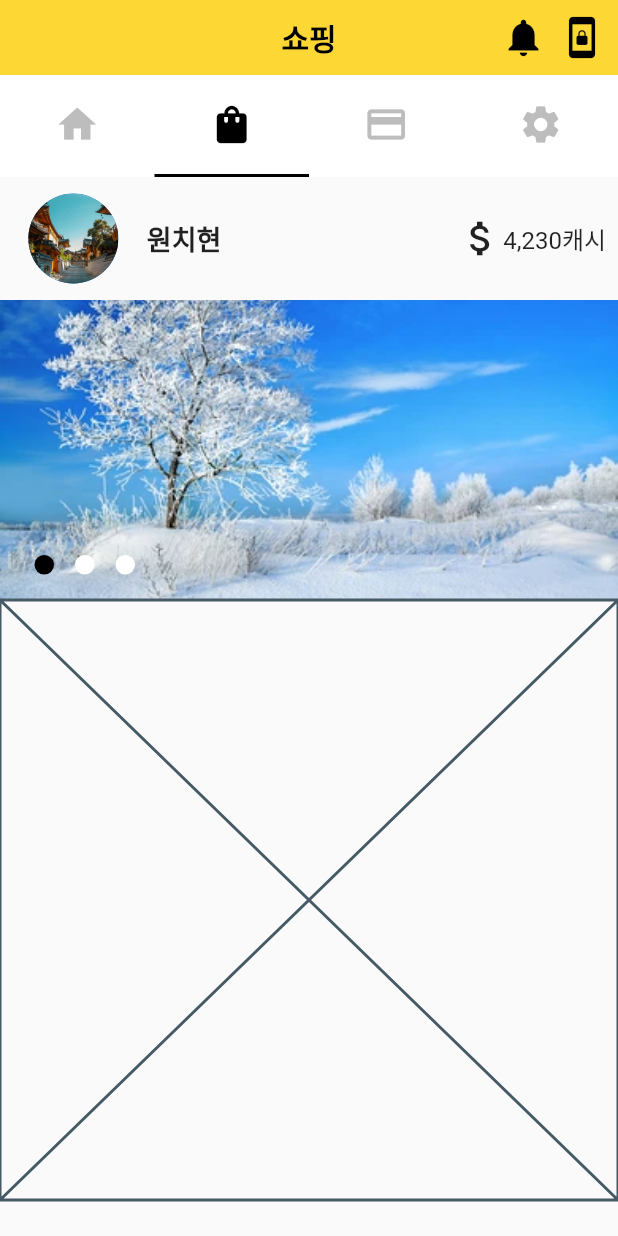
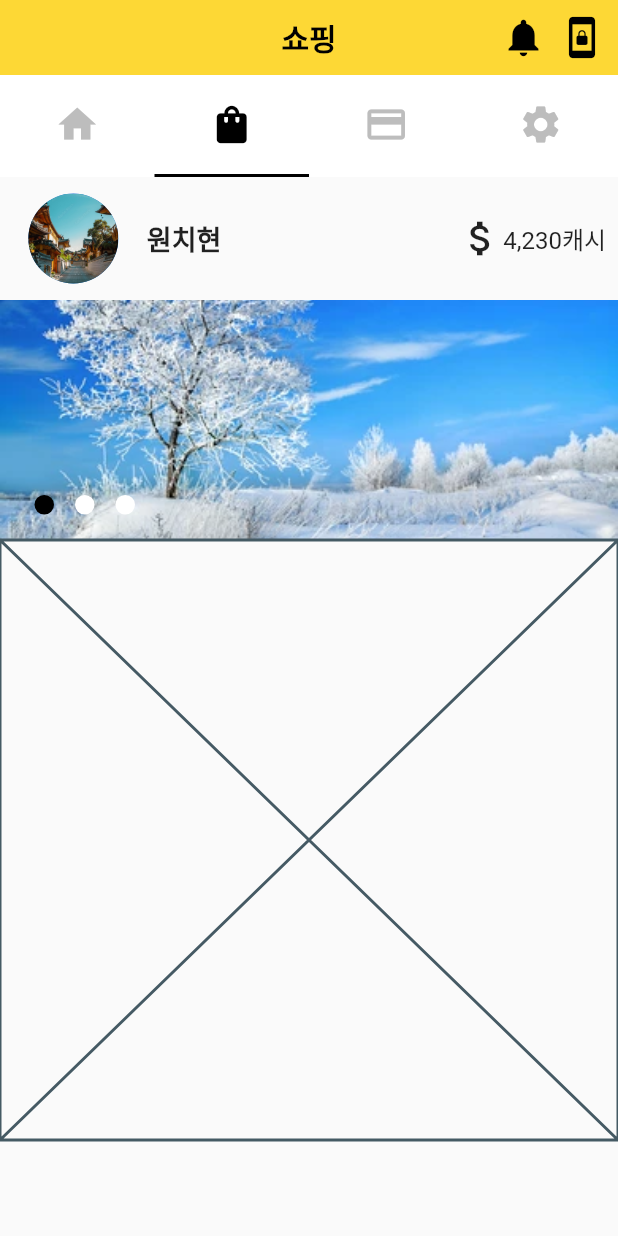
Before and after one commit to chihyeonwon/pedometer, a Flutter app: the screen it shows after launch, tab 2 chosen, on a phone screen of 412 x 824 dp. Run offline on Flutter 3.47's test engine with Material 2 defaults, Android fonts, the phone set to English and light mode, and no system bars; drawn by our look-alikes of carousel_slider.

Commit message:
ShoppingScreen Middle CarouselSlider 높이 수정

```diff
--- a/lib/Screen/shopping_screen.dart
+++ b/lib/Screen/shopping_screen.dart
@@ -91,7 +91,7 @@ class _MiddleState extends State<Middle> {
                     _current = index;
                   });
                 },
-                height: 200.0,
+                height: 160.0,
                 viewportFraction: 1, // 페이지 당 1개의 슬라이더
               ),
               items: item.map((i) {
```
